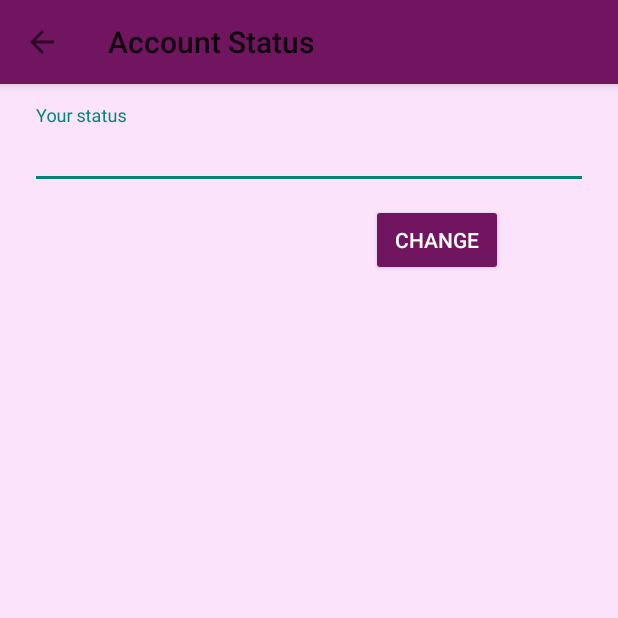
After one commit to Fello-TheChatApp/FelloChatApplication, an Android app: the StatusActivity screen opened directly, with no data from a screen before it, on a phone screen of 412 x 824 dp, the top half of it. The commit adds this screen. Run offline under Robolectric (Android 15) with nearby library versions, the phone set to English and light mode, and no system bars; our stand-ins replace Firebase (no records; nobody signed in at launch, a user with empty details on screens opened directly); Roboto replaces fonts that are not available here.

Commit message:
Bfirst Commit

```diff
--- a/app/build.gradle
+++ b/app/build.gradle
@@ -25,6 +25,7 @@ dependencies {
     implementation 'com.android.support:design:26.1.0'
     //noinspection GradleCompatible for firebase
     implementation 'com.google.firebase:firebase-auth:16.0.1'
+    implementation 'com.android.support:support-v4:26.1.0'
     testImplementation 'junit:junit:4.12'
     implementation 'com.android.support:cardview-v7:26.1.0'
     implementation 'com.android.support.constraint:constraint-layout:1.1.3'
@@ -36,6 +37,10 @@ dependencies {
     implementation 'com.google.firebase:firebase-database:16.0.1'
     implementation 'com.facebook.android:facebook-login:4.38.1'
     implementation 'de.hdodenhof:circleimageview:2.2.0'
+    implementation 'com.theartofdev.edmodo:android-image-cropper:2.4.0'
+    implementation 'com.google.firebase:firebase-storage:16.0.1'
+    implementation 'com.squareup.picasso:picasso:2.71828'
+
 }
 
 apply plugin: 'com.google.gms.google-services'
--- /dev/null
+++ b/app/src/main/java/com/apps/shreya/chatapplication/StatusActivity.java
@@ -0,0 +1,96 @@
+  package com.apps.shreya.chatapplication;
+
+import android.app.ProgressDialog;
+import android.support.annotation.NonNull;
+import android.support.design.widget.TextInputLayout;
+import android.support.v7.app.AppCompatActivity;
+import android.os.Bundle;
+import android.support.v7.widget.Toolbar;
+import android.view.View;
+import android.widget.Button;
+import android.widget.Toast;
+
+import com.google.android.gms.tasks.OnCompleteListener;
+import com.google.android.gms.tasks.Task;
+import com.google.firebase.auth.FirebaseAuth;
+import com.google.firebase.auth.FirebaseUser;
+import com.google.firebase.database.DatabaseReference;
+import com.google.firebase.database.FirebaseDatabase;
+
+public class StatusActivity extends AppCompatActivity {
+    private Toolbar mToolbar;
+    private TextInputLayout mStatus;
+    private Button mSaveBtn;
+
+    //firebase
+    private DatabaseReference mStatusDatabase;
+    private FirebaseUser mCurrentUser;
+
+
+
+//Progress
+    private ProgressDialog mProgress;
+    @Override
+    protected void onCreate(Bundle savedInstanceState) {
+
+        super.onCreate(savedInstanceState);
+        setContentView(R.layout.activity_status);
+
+
+        mCurrentUser= FirebaseAuth.getInstance().getCurrentUser();
+        String current_uid=mCurrentUser.getUid();
+
+        mStatusDatabase=FirebaseDatabase.getInstance().getReference().child("Users").child(current_uid);
+
+
+
+
+
+            mToolbar=(Toolbar) findViewById(R.id.Toolstatus);
+            setSupportActionBar(mToolbar);
+            getSupportActionBar().setTitle("Account Status");
+            getSupportActionBar().setDisplayHomeAsUpEnabled(true);
+
+
+
+        String status_value=getIntent().getStringExtra("status_value");
+
+mStatus=(TextInputLayout) findViewById(R.id.status_input);
+mSaveBtn=(Button) findViewById(R.id.statussave_button);
+
+mStatus.getEditText().setText(status_value);
+
+mSaveBtn.setOnClickListener(new View.OnClickListener() {
+    @Override
+    public void onClick(View view) {
+//progress
+mProgress=new ProgressDialog(StatusActivity.this);
+mProgress.setTitle("Saving Changes");
+mProgress.setMessage("Please wait until we save the changes");
+mProgress.show();
+
+
+        String status=mStatus.getEditText().getText().toString();
+        mStatusDatabase.child("status").setValue(status).addOnCompleteListener(new OnCompleteListener<Void>() {
+            @Override
+            public void onComplete(@NonNull Task<Void> task) {
+                if(task.isSuccessful())
+                {
+                    mProgress.dismiss();
+                }
+                else
+                {
+                    Toast.makeText(getApplicationContext(),"There were some errors",Toast.LENGTH_LONG).show();
+                }
+            }
+        });
+
+
+
+    }
+});
+
+
+
+    }
+};
--- a/app/src/main/res/layout/action_bar2.xml
+++ b/app/src/main/res/layout/action_bar2.xml
@@ -1,9 +1,10 @@
 <?xml version="1.0" encoding="utf-8"?>
 <android.support.v7.widget.Toolbar xmlns:android="http://schemas.android.com/apk/res/android"
+    xmlns:app="http://schemas.android.com/apk/res-auto"
     android:layout_width="match_parent"
     android:layout_height="wrap_content"
+    android:background="@string/app_name"
     android:elevation="5dp"
-    xmlns:app="http://schemas.android.com/apk/res-auto"
     app:theme="@style/ActionBar2">
 
 </android.support.v7.widget.Toolbar>
--- /dev/null
+++ b/app/src/main/res/layout/activity_status.xml
@@ -0,0 +1,56 @@
+<?xml version="1.0" encoding="utf-8"?>
+<RelativeLayout xmlns:android="http://schemas.android.com/apk/res/android"
+    xmlns:app="http://schemas.android.com/apk/res-auto"
+    xmlns:tools="http://schemas.android.com/tools"
+    android:layout_width="match_parent"
+    android:layout_height="match_parent"
+    android:background="@color/colorAccent"
+    tools:context=".StatusActivity">
+
+
+    <android.support.v7.widget.Toolbar xmlns:android="http://schemas.android.com/apk/res/android"
+        xmlns:app="http://schemas.android.com/apk/res-auto"
+        android:id="@+id/Toolstatus"
+        android:layout_width="match_parent"
+        android:layout_height="wrap_content"
+        android:background="@color/mainpurple"
+        android:elevation="5dp"
+        app:theme="@style/ActionBar2">
+
+    </android.support.v7.widget.Toolbar>
+
+    <android.support.design.widget.TextInputLayout
+        android:layout_width="match_parent"
+        android:layout_height="wrap_content"
+        android:layout_alignParentTop="true"
+        android:layout_centerHorizontal="true"
+        android:layout_marginLeft="20dp"
+        android:layout_marginTop="70dp"
+        android:layout_marginRight="20dp"
+        android:id="@+id/status_input">
+
+        <android.support.design.widget.TextInputEditText
+
+            android:layout_width="match_parent"
+            android:layout_height="wrap_content"
+            android:hint="Your status" />
+    </android.support.design.widget.TextInputLayout>
+
+    <Button
+        android:id="@+id/statussave_button"
+        android:layout_width="wrap_content"
+        android:layout_height="wrap_content"
+        android:layout_alignParentStart="true"
+        android:layout_alignParentLeft="true"
+        android:layout_alignParentTop="true"
+        android:layout_marginStart="247dp"
+        android:layout_marginLeft="247dp"
+        android:layout_marginTop="136dp"
+        android:textColor="@color/colorWhite"
+
+        android:layout_marginRight="30dp"
+
+        android:backgroundTint="@color/mainpurple"
+        android:text="Change" />
+
+</RelativeLayout>
--- a/app/src/main/res/layout/fragment_profile.xml
+++ b/app/src/main/res/layout/fragment_profile.xml
@@ -159,11 +159,13 @@
             android:layout_height="wrap_content"
             android:layout_alignParentBottom="true"
             android:layout_centerHorizontal="true"
+            android:layout_marginLeft="40dp"
             android:layout_marginBottom="30dp"
             android:backgroundTint="@color/mainpurple"
             android:paddingLeft="20dp"
             android:paddingRight="20dp"
             android:text="CHANGE INTRO"
+
             android:textColor="@android:color/white" />
 
         <Button
--- a/app/src/main/res/values/colors.xml
+++ b/app/src/main/res/values/colors.xml
@@ -2,8 +2,8 @@
 <resources>
     <color name="colorPrimary">#c3c1cc</color>
     <color name="colorWhite">#ffffff</color>
-    <color name="colorAccent">#FF4081</color>
+    <color name="colorAccent">#20f240ff</color>
     <color name="black">#000</color>
-    <color name="mainpurple">#711961</color>
+    <color name="mainpurple">#711561</color>
     <color name="mainblue">#147793</color>
 </resources>
--- a/app/src/main/res/values/dimens.xml
+++ b/app/src/main/res/values/dimens.xml
@@ -3,4 +3,5 @@
     <dimen name="design_bottom_navigation_text_size" tools:override="true">0sp</dimen>
     <dimen name="design_bottom_navigation_active_text_size" tools:override="true">0sp</dimen>
     <dimen name="design_bottom_navigation_height" tools:override="true">49dp</dimen>
+    <dimen name="fab_margin">16dp</dimen>
 </resources>
--- a/app/src/main/res/values/strings.xml
+++ b/app/src/main/res/values/strings.xml
@@ -14,6 +14,10 @@
     <string name="or_connect_with">OR Connect With:</string>
     <string name="todo">TODO</string>
     <string name="default_status">Hi! This is my introduction.</string>
+    <string name="title_activity_statu">StatuActivity</string>
+
+    <!-- TODO: Remove or change this placeholder text -->
+    <string name="hello_blank_fragment">Hello blank fragment</string>
 
 
 </resources>
```
Also changed, not shown: app/src/main/AndroidManifest.xml (+12 -1 lines), app/src/main/java/com/apps/shreya/chatapplication/ProfileFragment.java (+160 -6 lines), app/src/main/res/values/styles.xml (+5 -2 lines), 1 other file.
